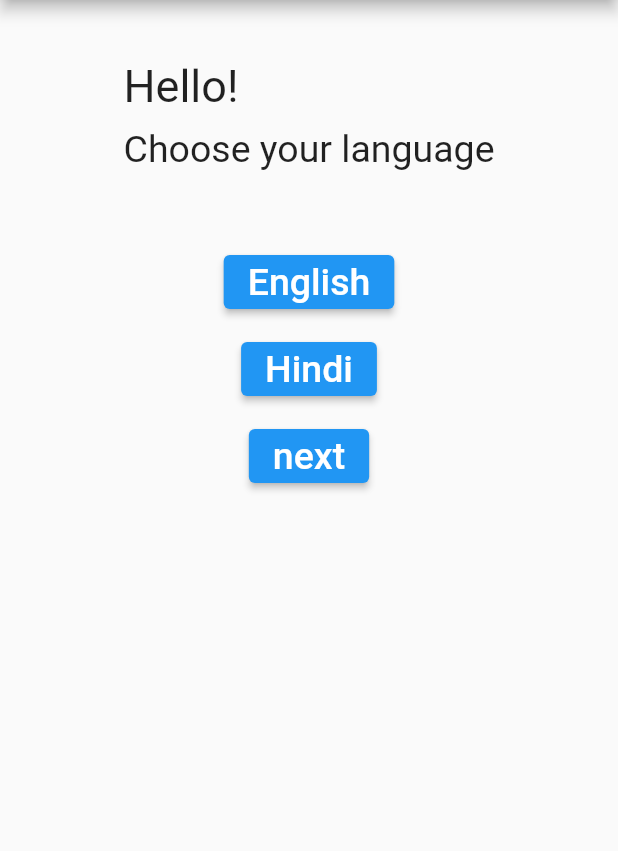
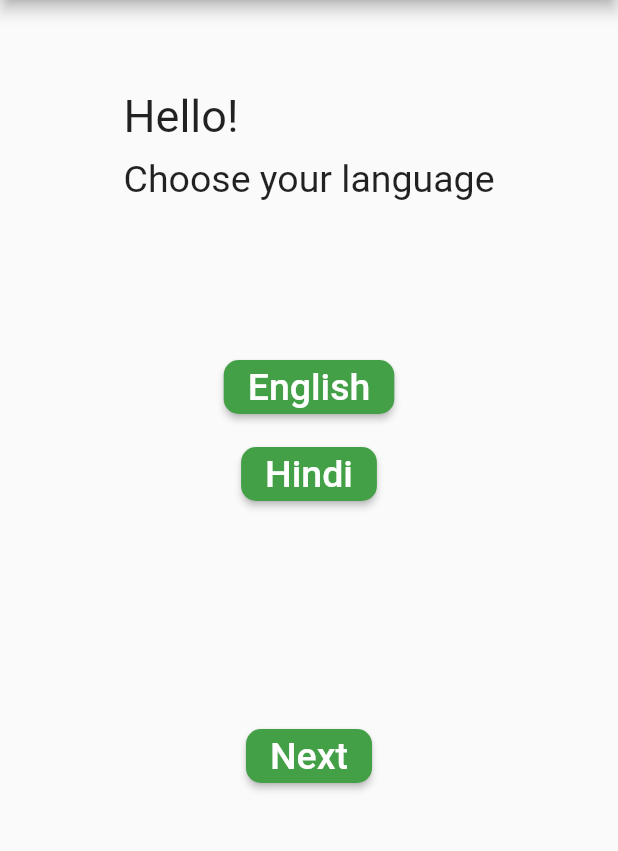
Before and after one commit to abhisheks2706/krishicare, a Flutter app: the LanguagePage screen opened by its route, after a tap on "English", on a phone screen of 412 x 824 dp, the part 84-935 px from its top. Run offline on Flutter 3.47's test engine with Material 2 defaults, Android fonts, the phone set to English and light mode, and no system bars; our stand-ins replace carousel_slider, cloud_firestore, firebase_auth, firebase_core, flutter_svg, get and 3 more; missing offline and left inert: firebase_auth_web, firebase_core_web, smart_auth; accounts and stored records are empty; network calls fail.

Commit message:
commit on 7

```diff
--- a/lib/features/nav_pages/home.dart
+++ b/lib/features/nav_pages/home.dart
@@ -28,10 +28,10 @@ class _MyhomeState extends State<Myhome> {
     return Scaffold(
       backgroundColor: Colors.white,
       drawer: const NavBar(),
-      //appBar: AppBar(
-      //    backgroundColor: Colors.green.shade900,
-      //    title: const Text("Krishi Care"),
-      //    elevation: 0),
+      appBar: AppBar(
+          backgroundColor: Colors.green.shade900,
+          title: const Text("Krishi Care"),
+          elevation: 0),
 
       body: SingleChildScrollView(
         child: Column(
--- a/lib/main.dart
+++ b/lib/main.dart
@@ -57,7 +57,7 @@ class MyApp extends StatelessWidget {
           translations: LocaleString(),
           locale: Locale('hi', 'IN'),
           //var locale = Locale('hi', 'IN');
-          initialRoute: 'Splash',
+          initialRoute: 'Home',
           routes: {
             'Chat': (context) => ChatPage(),
             'Splash': (context) => MyHomeePage(),
--- a/lib/pages/LanguagePage.dart
+++ b/lib/pages/LanguagePage.dart
@@ -66,6 +66,9 @@ class LanguagePage extends StatelessWidget {
                 Column(
                   crossAxisAlignment: CrossAxisAlignment.start,
                   children: [
+                    const SizedBox(
+                      height: 20.0,
+                    ),
                     Text(
                       'hello'.tr,
                       style: TextStyle(
@@ -80,7 +83,7 @@ class LanguagePage extends StatelessWidget {
                       style: TextStyle(fontSize: 25),
                     ),
                     SizedBox(
-                      height: 50,
+                      height: 100,
                     ),
                   ],
                 ),
@@ -95,8 +98,12 @@ class LanguagePage extends StatelessWidget {
                         },
                         child: Text(
                           'English',
-                          style: TextStyle(fontSize: 25),
-                        )),
+                          style: const TextStyle(fontSize: 25),
+                        ),
+                        style: ElevatedButton.styleFrom(
+                            backgroundColor: Colors.green.shade600,
+                            shape: RoundedRectangleBorder(
+                                borderRadius: BorderRadius.circular(10)))),
                     SizedBox(
                       height: 10,
                     ),
@@ -108,11 +115,18 @@ class LanguagePage extends StatelessWidget {
                         child: Text(
                           'Hindi'.tr,
                           style: TextStyle(fontSize: 25),
-                        )),
+                        ),
+                        style: ElevatedButton.styleFrom(
+                            backgroundColor: Colors.green.shade600,
+                            shape: RoundedRectangleBorder(
+                                borderRadius: BorderRadius.circular(10)))),
                     SizedBox(
                       height: 10,
                     ),
                   ],
+                ),
+                const SizedBox(
+                  height: 130.0,
                 ),
                 ElevatedButton(
                     onPressed: () {
@@ -120,9 +134,13 @@ class LanguagePage extends StatelessWidget {
                           .push(MaterialPageRoute(builder: (_) => Myphone()));
                     },
                     child: Text(
-                      'next'.tr,
+                      'Next'.tr,
                       style: TextStyle(fontSize: 25),
-                    )),
+                    ),
+                    style: ElevatedButton.styleFrom(
+                        backgroundColor: Colors.green.shade600,
+                        shape: RoundedRectangleBorder(
+                            borderRadius: BorderRadius.circular(10)))),
               ],
             ),
           ),
--- a/lib/widgets/shop_widgets.dart/app_drawer.dart
+++ b/lib/widgets/shop_widgets.dart/app_drawer.dart
@@ -116,7 +116,7 @@ class AppDrawer extends StatelessWidget {
             onTap: () {},
           ),
           ListTile(
-            leading: const Icon(Icons.warning),
+            leading: const Icon(Icons.newspaper),
             title: const Text('news'),
             onTap: () {
               Navigator.of(context).pushNamed(NewsPage.routeName);
```
